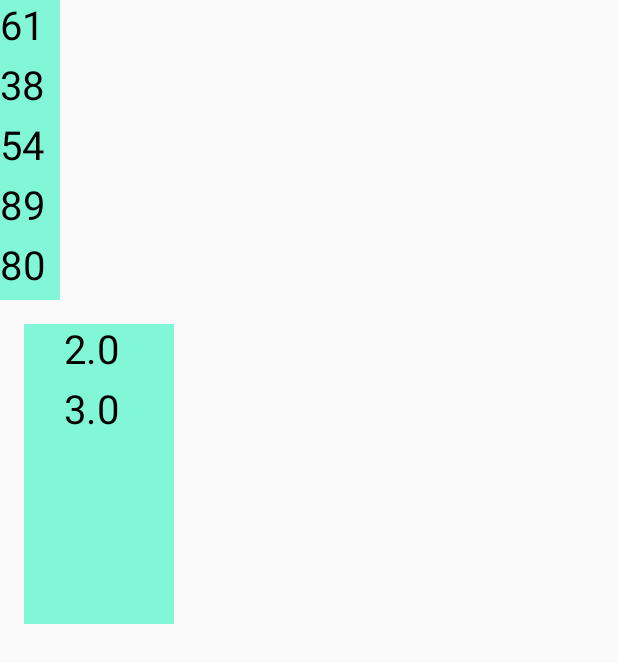
After one commit to aa86799/StoneCompose, an Android app built with Jetpack Compose: the TestParentDataActivity screen opened directly, with no data from a screen before it, on a phone screen of 412 x 824 dp. The commit adds this screen. Shown: the top 663 px of the screen. Run offline under Robolectric (Android 15) with nearby library versions, the phone set to English and light mode, and no system bars; our stand-ins replace Dagger/Hilt's generated code; Roboto replaces fonts that are not available here.

Commit message:
自定义布局中：子组件向父布局传递自定义数据

```diff
--- a/app/src/main/AndroidManifest.xml
+++ b/app/src/main/AndroidManifest.xml
@@ -50,6 +50,7 @@
         <activity android:name=".page.layout.TestPagerActivity" />
         <activity android:name=".page.layout.TestPullRefreshActivity" />
         <activity android:name=".page.layout.TestCustomLayoutActivity" />
+        <activity android:name=".page.layout.TestParentDataActivity" />
         <activity
             android:name=".page.HomeActivity"
             android:exported="true"
--- /dev/null
+++ b/app/src/main/java/com/stone/stonecompose/common/ComposeExt.kt
@@ -0,0 +1,15 @@
+package com.stone.stonecompose.common
+
+import androidx.compose.ui.graphics.Color
+import kotlin.random.Random
+
+// 生成随机颜色的函数
+fun getRandomColor(): Color {
+    val random = Random(System.nanoTime())
+    return Color(
+        red = random.nextFloat(),
+        green = random.nextFloat(),
+        blue = random.nextFloat(),
+        alpha = 1f // 完全不透明
+    )
+}
--- a/app/src/main/java/com/stone/stonecompose/page/HomeActivity.kt
+++ b/app/src/main/java/com/stone/stonecompose/page/HomeActivity.kt
@@ -38,6 +38,7 @@ import com.stone.stonecompose.page.layout.TestColumnActivity
 import com.stone.stonecompose.page.layout.TestCustomLayoutActivity
 import com.stone.stonecompose.page.layout.TestFlowLayoutActivity
 import com.stone.stonecompose.page.layout.TestPagerActivity
+import com.stone.stonecompose.page.layout.TestParentDataActivity
 import com.stone.stonecompose.page.layout.TestPullRefreshActivity
 import com.stone.stonecompose.page.layout.TestRowActivity
 import com.stone.stonecompose.page.layout.TestSurfaceActivity
@@ -104,6 +105,7 @@ class HomeActivity : BaseMviCpActivity<HomeViewModel>() {
 
     private fun clickToShowMenu(item: String) {
         when (item) {
+            "test ParentData" -> openActivity<TestParentDataActivity>()
             "test Layout/Measure" -> openActivity<TestCustomLayoutActivity>()
             "test PullRefresh" -> openActivity<TestPullRefreshActivity>()
             "test Pager" -> openActivity<TestPagerActivity>()
@@ -133,6 +135,7 @@ class HomeActivity : BaseMviCpActivity<HomeViewModel>() {
 
     companion object {
         val TITLES = listOf(
+            "test ParentData",
             "test Layout/Measure",
             "test Pager",
             "test BottomSheet",
--- a/app/src/main/java/com/stone/stonecompose/page/layout/TestCustomLayoutActivity.kt
+++ b/app/src/main/java/com/stone/stonecompose/page/layout/TestCustomLayoutActivity.kt
@@ -441,6 +441,9 @@ class TestCustomLayoutActivity : AppCompatActivity() {
         divider: @Composable (Int) -> Unit // 传入高度
     ) {
         var maxHeight = 0
+        /*
+        * SubcomposeLayout 允许子组件的合成过程延迟到父组件实际发生测量时机进行
+        */
         SubcomposeLayout(modifier = modifier) { constraints->
             val placeables = subcompose("text", text).map {
                 val placeable = it.measure(constraints)
--- /dev/null
+++ b/app/src/main/java/com/stone/stonecompose/page/layout/TestParentDataActivity.kt
@@ -0,0 +1,175 @@
+package com.stone.stonecompose.page.layout
+
+import androidx.compose.foundation.background
+import androidx.compose.foundation.layout.Box
+import androidx.compose.foundation.layout.Column
+import androidx.compose.foundation.layout.height
+import androidx.compose.foundation.layout.padding
+import androidx.compose.foundation.layout.size
+import androidx.compose.foundation.layout.width
+import androidx.compose.runtime.Composable
+import androidx.compose.runtime.Stable
+import androidx.compose.ui.Modifier
+import androidx.compose.ui.draw.drawWithContent
+import androidx.compose.ui.graphics.drawscope.drawIntoCanvas
+import androidx.compose.ui.graphics.nativeCanvas
+import androidx.compose.ui.layout.Layout
+import androidx.compose.ui.layout.Measurable
+import androidx.compose.ui.layout.MeasurePolicy
+import androidx.compose.ui.layout.ParentDataModifier
+import androidx.compose.ui.unit.Constraints
+import androidx.compose.ui.unit.Density
+import androidx.compose.ui.unit.dp
+import com.stone.stonecompose.base.BaseCpActivity
+import com.stone.stonecompose.common.getRandomColor
+import com.stone.stonecompose.util.logi
+import kotlin.math.roundToInt
+import kotlin.random.Random
+
+/**
+ * 示例1：子组件向父布局传递自定义数据；
+ * 示例2：自定义实现 weight 纵向布局
+ */
+class TestParentDataActivity : BaseCpActivity() {
+
+    @Composable
+    override fun InitContent() {
+        Column {
+            CountChildrenNumber {
+                repeat(5) {
+                    Box(
+                        modifier = Modifier
+                            .size(40.dp)
+                            .background(getRandomColor())
+                            .count(Random.nextInt(30, 100))
+                    )
+                }
+            }
+
+            WeightedVerticalLayout(Modifier.padding(16.dp).height(200.dp)) {
+                // 如果要绘制文字，那 background 就要写在前面，否则会被背景绘制覆盖掉
+                Box(modifier = Modifier.width(100.dp).background(getRandomColor()).weight(2f))
+                Box(modifier = Modifier.width(100.dp).background(getRandomColor()).weight(3f))
+                Box(modifier = Modifier.width(100.dp).weight(5f).background(getRandomColor()))
+            }
+        }
+    }
+
+    /*
+     * ParentDataModifier 是一种机制，允许子组件向父布局传递自定义数据，
+     * 这些数据可以在父组件中被读取和使用，以影响布局行为
+     */
+    class CountNumParentData(var countNum: Int) : ParentDataModifier {
+        override fun Density.modifyParentData(parentData: Any?) = this@CountNumParentData
+    }
+
+    private fun Modifier.count(num: Int) = this.drawWithContent {
+        drawIntoCanvas { canvas ->
+            val paint = android.graphics
+                .Paint()
+                .apply {
+                    textSize = 40F
+                }
+//            canvas.drawCircle()
+            // nativeCanvas 即 android.graphics.Canvas
+            canvas.nativeCanvas.drawText(num.toString(), 0F, 40F, paint)
+        }
+        // 绘制 Box 自身内容
+        drawContent()
+    }.then(
+        // 这部分是 父级数据修饰符
+        CountNumParentData(num)
+    )
+
+    @Composable
+    fun CountChildrenNumber(
+        modifier: Modifier = Modifier,
+        content: @Composable () -> Unit
+    ) {
+        var num = 0
+        Layout(
+            modifier = modifier,
+            content = content
+        ) { measurables: List<Measurable>, constraints: Constraints ->
+            val placeables = measurables.map {
+                /*
+                 * 每个 Measurable 对象（即子组件）在布局过程中，可能携带有 ParentData；
+                 * 这些数据是通过子组件上的 ParentDataModifier 即  CountNumParentData 传过来的。
+                 */
+                if (it.parentData is CountNumParentData) {
+                    num += (it.parentData as CountNumParentData).countNum
+                }
+                it.measure(constraints)
+            }
+            logi("CountChildrenNumber: 总价格是：$num")
+            val width = placeables.maxOf { it.width }
+            val height = placeables.sumOf { it.height }
+            layout(width, height) {
+                var y = 0
+                placeables.forEach {
+                    it.placeRelative(0, y)
+                    y += it.height
+                }
+            }
+        }
+    }
+
+/***************************自定义实现 weight 纵向布局 示例 *********************************************/
+    interface VerticalScope {
+        @Stable
+        fun Modifier.weight(weight: Float) : Modifier
+    }
+
+    class WeightParentData(val weight: Float = 0f) : ParentDataModifier {
+        override fun Density.modifyParentData(parentData: Any?) = this@WeightParentData
+    }
+
+    object VerticalScopeInstance : VerticalScope {
+        @Stable
+        override fun Modifier.weight(weight: Float): Modifier = this.drawWithContent {
+            drawIntoCanvas { canvas ->
+                val paint = android.graphics
+                    .Paint()
+                    .apply {
+                        textSize = 40f
+                    }
+                canvas.nativeCanvas.drawText(weight.toString(), 40F, 40F, paint)
+            }
+            drawContent()
+        }.then(
+            WeightParentData(weight)
+        )
+    }
+
+    @Composable
+    fun WeightedVerticalLayout(
+        modifier: Modifier = Modifier,
+        content: @Composable VerticalScope.() -> Unit
+    ) {
+        val measurePolicy = MeasurePolicy { measurables, constraints ->
+            // 获取各weight值
+            val weights = measurables.map {
+                (it.parentData as WeightParentData).weight
+            }
+            val totalHeight = constraints.maxHeight
+            val totalWeight = weights.sum()
+
+            val placeables = measurables.mapIndexed { i, mesurable ->
+                // 根据比例计算高度
+                val h = (weights[i] / totalWeight * totalHeight).roundToInt()
+                mesurable.measure(constraints.copy(minHeight = h, maxHeight = h, minWidth = 0))
+            }
+            // 宽度：最宽的一项
+            val width = placeables.maxOf { it.width }
+
+            layout(width, totalHeight) {
+                var y = 0
+                placeables.forEachIndexed { i, placeable ->
+                    placeable.placeRelative(0, y)
+                    y += placeable.height
+                }
+            }
+        }
+        Layout(modifier = modifier, content = { VerticalScopeInstance.content() }, measurePolicy = measurePolicy)
+    }
+}
```
Also changed, not shown: app/src/main/java/com/stone/stonecompose/common/CodeExt.kt (line endings or trailing spaces).
